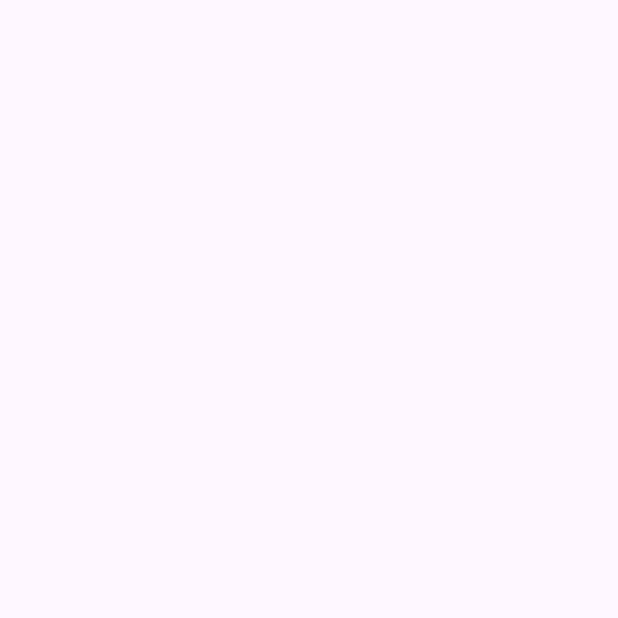
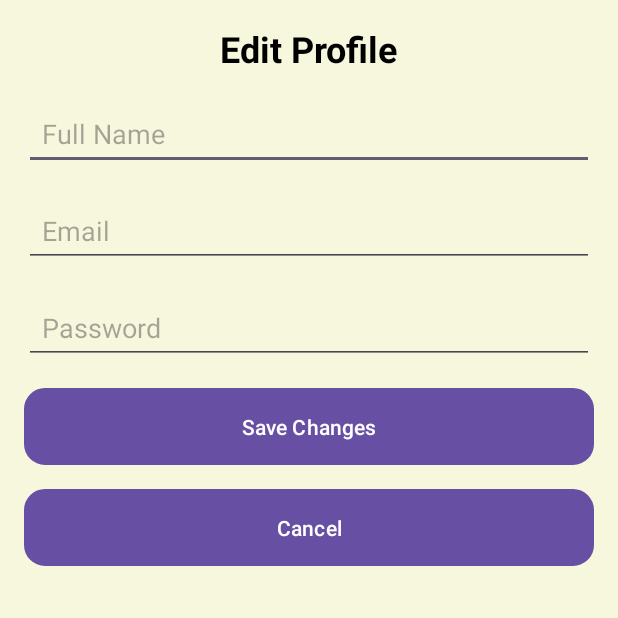
Before and after one commit to InnoTech-IT-Solutions/Wil-Application, an Android app: the EditProfile screen opened directly, with no data from a screen before it, on a phone screen of 412 x 824 dp, the top half of it. Before the commit the part shown is empty. Run offline under Robolectric (Android 15) with nearby library versions, the phone set to English and light mode, and no system bars.

Commit message:
Basic frontend design for Edit Profile added

```diff
--- a/app/src/main/res/layout/activity_edit_profile.xml
+++ b/app/src/main/res/layout/activity_edit_profile.xml
@@ -1,9 +1,81 @@
 <?xml version="1.0" encoding="utf-8"?>
-<androidx.constraintlayout.widget.ConstraintLayout xmlns:android="http://schemas.android.com/apk/res/android"
-    xmlns:app="http://schemas.android.com/apk/res-auto"
-    xmlns:tools="http://schemas.android.com/tools"
+<ScrollView xmlns:android="http://schemas.android.com/apk/res/android"
     android:layout_width="match_parent"
     android:layout_height="match_parent"
-    tools:context=".EditProfile">
+    android:padding="16dp"
+    android:background="@color/cream">
 
-</androidx.constraintlayout.widget.ConstraintLayout>
+    <LinearLayout
+        android:layout_width="match_parent"
+        android:layout_height="wrap_content"
+        android:orientation="vertical"
+        android:gravity="center_horizontal">
+
+        <!-- Title -->
+        <TextView
+            android:id="@+id/editProfileTitle"
+            android:layout_width="wrap_content"
+            android:layout_height="wrap_content"
+            android:text="Edit Profile"
+            android:textSize="24sp"
+            android:textStyle="bold"
+            android:textColor="@color/black"
+            android:layout_marginBottom="16dp" />
+
+        <!-- Name EditText -->
+        <EditText
+            android:id="@+id/editProfileName"
+            android:layout_width="match_parent"
+            android:layout_height="wrap_content"
+            android:hint="Full Name"
+            android:inputType="textPersonName"
+            android:padding="12dp"
+            android:layout_marginBottom="16dp"
+             />
+
+        <!-- Email EditText -->
+        <EditText
+            android:id="@+id/editProfileEmail"
+            android:layout_width="match_parent"
+            android:layout_height="wrap_content"
+            android:hint="Email"
+            android:inputType="textEmailAddress"
+            android:padding="12dp"
+            android:layout_marginBottom="16dp"
+             />
+
+        <!-- Password EditText -->
+        <EditText
+            android:id="@+id/editProfilePassword"
+            android:layout_width="match_parent"
+            android:layout_height="wrap_content"
+            android:hint="Password"
+            android:inputType="textPassword"
+            android:padding="12dp"
+            android:layout_marginBottom="16dp"
+             />
+
+        <!-- Save Changes Button -->
+        <Button
+            android:id="@+id/saveProfileButton"
+            android:layout_width="match_parent"
+            android:layout_height="wrap_content"
+            android:text="Save Changes"
+            android:background="@drawable/rounded_button"
+            android:textColor="@android:color/white"
+            android:padding="12dp"
+            android:layout_marginBottom="16dp" />
+
+        <!-- Back to Profile Button -->
+        <Button
+            android:id="@+id/cancelButton"
+            android:layout_width="match_parent"
+            android:layout_height="wrap_content"
+            android:text="Cancel"
+            android:background="@drawable/rounded_button"
+            android:textColor="@android:color/white"
+            android:padding="12dp"
+            android:layout_marginBottom="16dp" />
+
+    </LinearLayout>
+</ScrollView>
```
